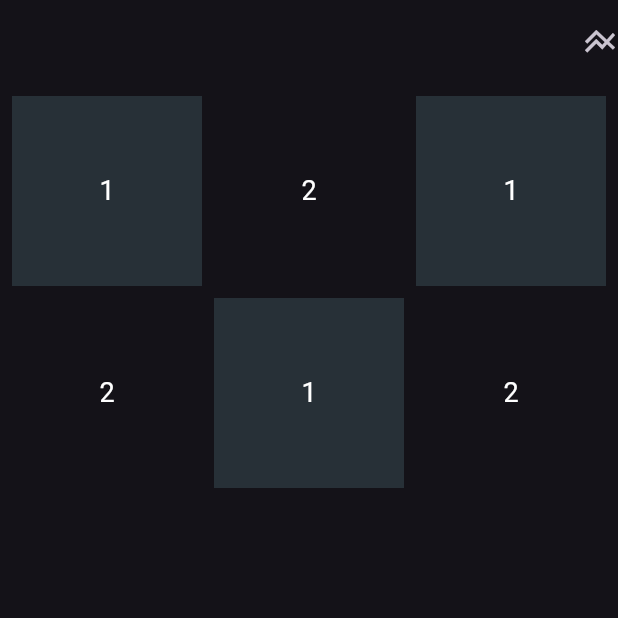
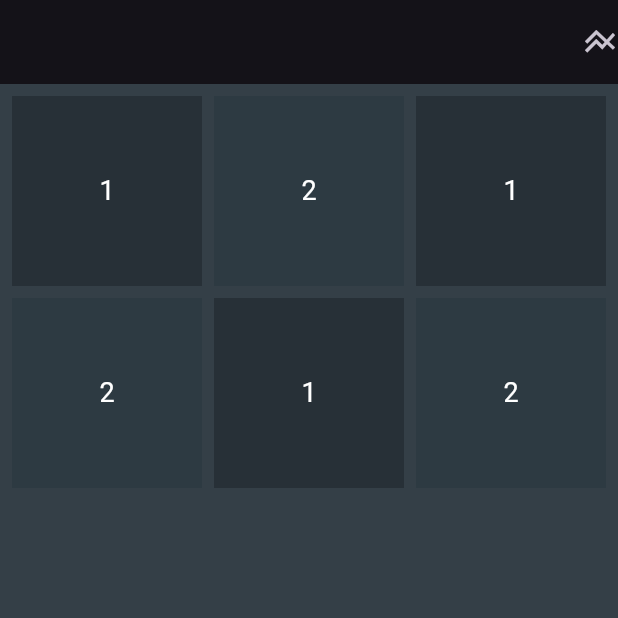
Before and after one commit to byronsmb/food_red_black, a Flutter app: the screen it shows after launch, on a phone screen of 412 x 824 dp, the top half of it. Run offline on Flutter 3.47's test engine with Material 2 defaults, Android fonts, the phone set to English and light mode, and no system bars.

Commit message:
Update main_page.dart

```diff
--- a/lib/widgets/main_page.dart
+++ b/lib/widgets/main_page.dart
@@ -7,6 +7,7 @@ class MainPage extends StatelessWidget {
   Widget build(BuildContext context) {
     const lista = ['1', '2', '1', '2', '1', '2'];
     return Scaffold(
+      backgroundColor: Color.fromARGB(255, 52, 63, 71),
       appBar: AppBar(actions: [Icon(Icons.line_axis)]),
       body: GridView.builder(
         gridDelegate: SliverGridDelegateWithFixedCrossAxisCount(
@@ -20,7 +21,7 @@ class MainPage extends StatelessWidget {
           return Container(
             color: index % 2 == 0
                 ? Color.fromARGB(253, 39, 48, 55)
-                : Color(0x2D3A42), // color of grid items
+                : Color.fromARGB(255, 45, 58, 66), // color of grid items
             child: Center(
               child: Text(
                 lista[index],
```
